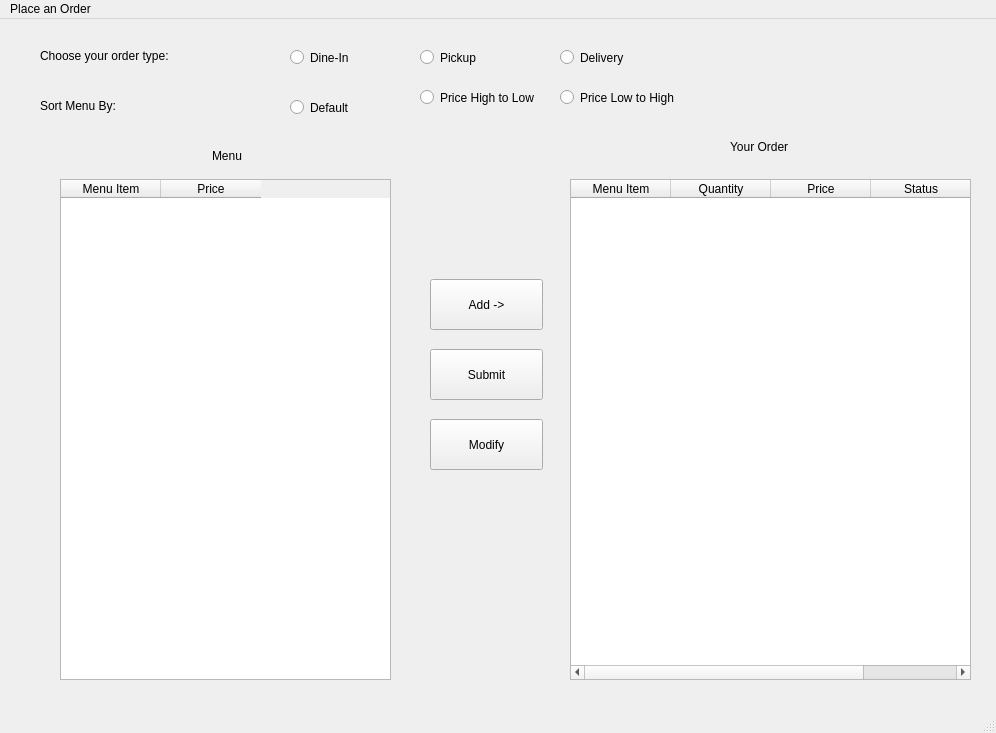
First picture: the form in customer_interface.ui, repository TokarM/CS487_Project_Group16, before the edit.
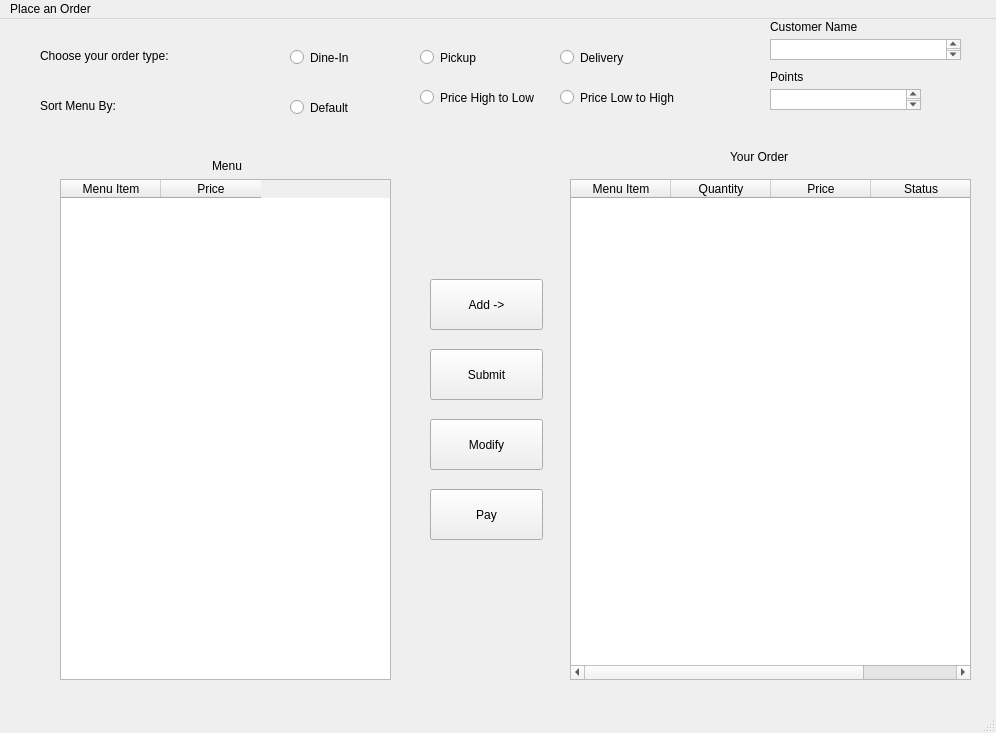
Second picture: the form after the edit.

Commit message: add bonus points to ui

What changed in the file:
```diff
--- a/customer_interface.ui
+++ b/customer_interface.ui
@@ -83,7 +83,7 @@
     <property name="geometry">
      <rect>
       <x>170</x>
-      <y>120</y>
+      <y>130</y>
       <width>114</width>
       <height>33</height>
      </rect>
@@ -288,7 +288,7 @@
     <property name="geometry">
      <rect>
       <x>730</x>
-      <y>120</y>
+      <y>130</y>
       <width>101</width>
       <height>16</height>
      </rect>
@@ -336,6 +336,65 @@
      <string>Modify</string>
     </property>
    </widget>
+   <widget class="QTextBrowser" name="textBrowser">
+    <property name="geometry">
+     <rect>
+      <x>770</x>
+      <y>20</y>
+      <width>191</width>
+      <height>21</height>
+     </rect>
+    </property>
+   </widget>
+   <widget class="QTextBrowser" name="textBrowser_3">
+    <property name="geometry">
+     <rect>
+      <x>770</x>
+      <y>70</y>
+      <width>151</width>
+      <height>21</height>
+     </rect>
+    </property>
+   </widget>
+   <widget class="QLabel" name="label_3">
+    <property name="geometry">
+     <rect>
+      <x>770</x>
+      <y>0</y>
+      <width>111</width>
+      <height>16</height>
+     </rect>
+    </property>
+    <property name="text">
+     <string>Customer Name</string>
+    </property>
+   </widget>
+   <widget class="QLabel" name="label_5">
+    <property name="geometry">
+     <rect>
+      <x>770</x>
+      <y>50</y>
+      <width>59</width>
+      <height>16</height>
+     </rect>
+    </property>
+    <property name="text">
+     <string>Points</string>
+    </property>
+   </widget>
+   <widget class="QPushButton" name="pushButton_6">
+    <property name="geometry">
+     <rect>
+      <x>430</x>
+      <y>470</y>
+      <width>113</width>
+      <height>51</height>
+     </rect>
+    </property>
+    <property name="text">
+     <string>Pay</string>
+    </property>
+   </widget>
   </widget>
   <widget class="QMenuBar" name="menubar">
    <property name="geometry">
```
The commit also changes 1 other file.
